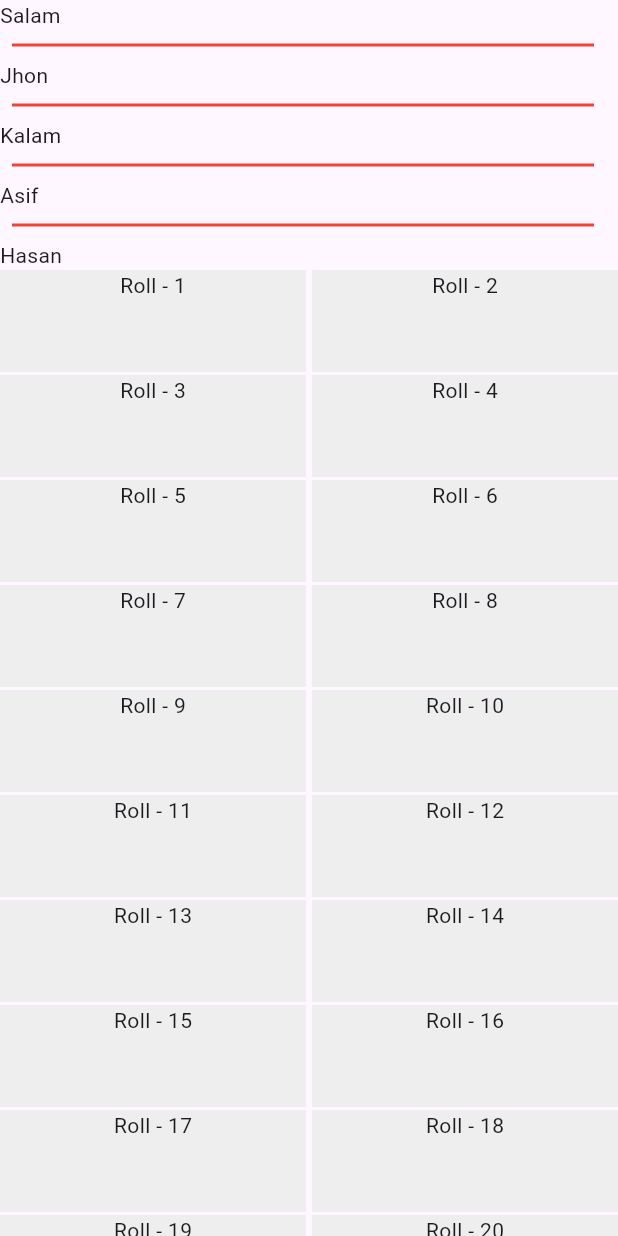
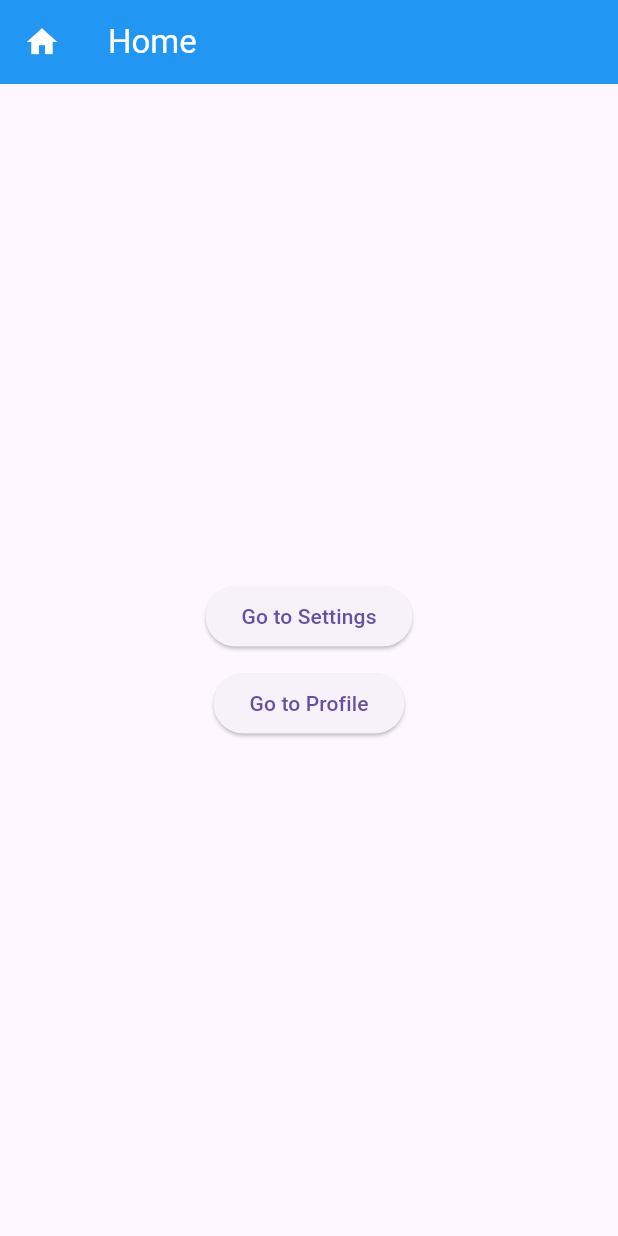
Before and after one commit to rayhan1650/ostad_flutter_live_class, a Flutter app: the screen it shows after launch, on a phone screen of 412 x 824 dp. Run offline on Flutter 3.47's test engine with Material 3 defaults, Android fonts, the phone set to English and light mode, and no system bars.

```diff
--- /dev/null
+++ b/lib/home.dart
@@ -0,0 +1,51 @@
+import 'package:flutter/material.dart';
+import 'package:ostad_flutter_live_class/profile.dart';
+import 'package:ostad_flutter_live_class/settings.dart';
+
+class Home extends StatelessWidget {
+  const Home({super.key});
+
+  @override
+  Widget build(BuildContext context) {
+    return Scaffold(
+      appBar: AppBar(
+        title: const Text(
+          "Home",
+          style: TextStyle(
+            color: Colors.white,
+          ),
+        ),
+        leading: const Icon(
+          Icons.home,
+          color: Colors.white,
+        ),
+        backgroundColor: Colors.blue,
+      ),
+      body: Center(
+        child: Column(
+          mainAxisAlignment: MainAxisAlignment.center,
+          children: [
+            ElevatedButton(
+                onPressed: () {
+                  Navigator.push(context, MaterialPageRoute(builder: (context) {
+                    return Settings();
+                  }));
+                },
+                child: const Text("Go to Settings")),
+            const SizedBox(
+              height: 10,
+            ),
+            ElevatedButton(
+                onPressed: () {
+                  Navigator.push(
+                    context,
+                    MaterialPageRoute(builder: (context) => Profile()),
+                  );
+                },
+                child: const Text("Go to Profile")),
+          ],
+        ),
+      ),
+    );
+  }
+}
--- a/lib/main.dart
+++ b/lib/main.dart
@@ -1,4 +1,6 @@
 import 'package:flutter/material.dart';
+
+import 'home.dart';
 
 void main() {
   runApp(const MyApp());
@@ -9,139 +11,9 @@ class MyApp extends StatelessWidget {
 
   @override
   Widget build(BuildContext context) {
-    return MaterialApp(
-      debugShowCheckedModeBanner: false,
-      title: "Hello flutter",
+    return const MaterialApp(
+      title: "Navigation",
       home: Home(),
     );
   }
 }
-
-class Home extends StatelessWidget {
-  List<String> studentName = [
-    "Salam",
-    "Jhon",
-    "Kalam",
-    "Asif",
-    "Hasan",
-  ];
-  Home({super.key});
-
-  @override
-  Widget build(BuildContext context) {
-    return Scaffold(
-      /*body: ListView(
-        children: [
-          Text("Hello Flutter"),
-          Text("Hello Flutter"),
-          Text("Hello Flutter"),
-          Text("Hello Flutter"),
-          Text("Hello Flutter"),
-          Text("Hello Flutter"),
-          Text("Hello Flutter"),
-          Text("Hello Flutter"),
-          Text("Hello Flutter"),
-          Text("Hello Flutter"),
-          Text("Hello Flutter"),
-          Text("Hello Flutter"),
-          Text("Hello Flutter"),
-          Text("Hello Flutter"),
-          Text("Hello Flutter"),
-          Text("Hello Flutter"),
-          Text("Hello Flutter"),
-          Text("Hello Flutter"),
-          Text("Hello Flutter"),
-          Text("Hello Flutter"),
-          Text("Hello Flutter"),
-          Text("Hello Flutter"),
-          Text("Hello Flutter"),
-          Text("Hello Flutter"),
-          Text("Hello Flutter"),
-          Text("Hello Flutter Bangladesh"),
-          Text("Hello Flutter"),
-          Text("Hello Flutter"),
-          Text("Hello Flutter"),
-          Text("Hello Flutter"),
-          Text("Hello Flutter"),
-          Text("Hello Flutter"),
-          Text("Hello Flutter"),
-          Text("Hello Flutter"),
-        ],
-      ),*/
-      /*body: ListView.builder(
-          itemCount: studentName.length,
-          itemBuilder: (context, index) {
-            return Text(studentName[index]);
-          }),
-      body: ListView.separated(
-        itemCount: studentName.length,
-        itemBuilder: (context, index) {
-          return Text(studentName[index]);
-        },
-        separatorBuilder: (context, index) {
-          return const Divider(
-            height: 20,
-            thickness: 2,
-            indent: 8,
-            endIndent: 16,
-            color: Colors.red,
-          );
-        },
-      ),*/
-      /*body: GridView(
-        gridDelegate:
-            const SliverGridDelegateWithFixedCrossAxisCount(crossAxisCount: 3),
-        children: const [
-          Text("Hello"),
-          Text("Hello"),
-          Text("Hello"),
-          Text("Hello"),
-        ],
-      ),*/
-      body: SingleChildScrollView(
-        child: Column(
-          children: [
-            ListView.separated(
-              shrinkWrap: true,
-              primary: false,
-              itemCount: studentName.length,
-              itemBuilder: (context, index) {
-                return Text(studentName[index]);
-              },
-              separatorBuilder: (context, index) {
-                return const Divider(
-                  height: 20,
-                  thickness: 2,
-                  indent: 8,
-                  endIndent: 16,
-                  color: Colors.red,
-                );
-              },
-            ),
-            GridView.builder(
-                shrinkWrap: true,
-                primary: false,
-                itemCount: 100,
-                gridDelegate: const SliverGridDelegateWithFixedCrossAxisCount(
-                  crossAxisCount: 2,
-                  childAspectRatio: 3,
-                  mainAxisSpacing: 2,
-                  crossAxisSpacing: 4,
-                ),
-                itemBuilder: (context, index) {
-                  return Container(
-                    color: Colors.grey.shade200,
-                    child: Column(
-                      children: [
-                        Text("Roll - ${index + 1}"),
-                        // Text(studentName[index]),
-                      ],
-                    ),
-                  );
-                }),
-          ],
-        ),
-      ),
-    );
-  }
-}
```
Also changed, not shown: lib/profile.dart (added, +42 -0 lines), lib/settings.dart (added, +47 -0 lines).
